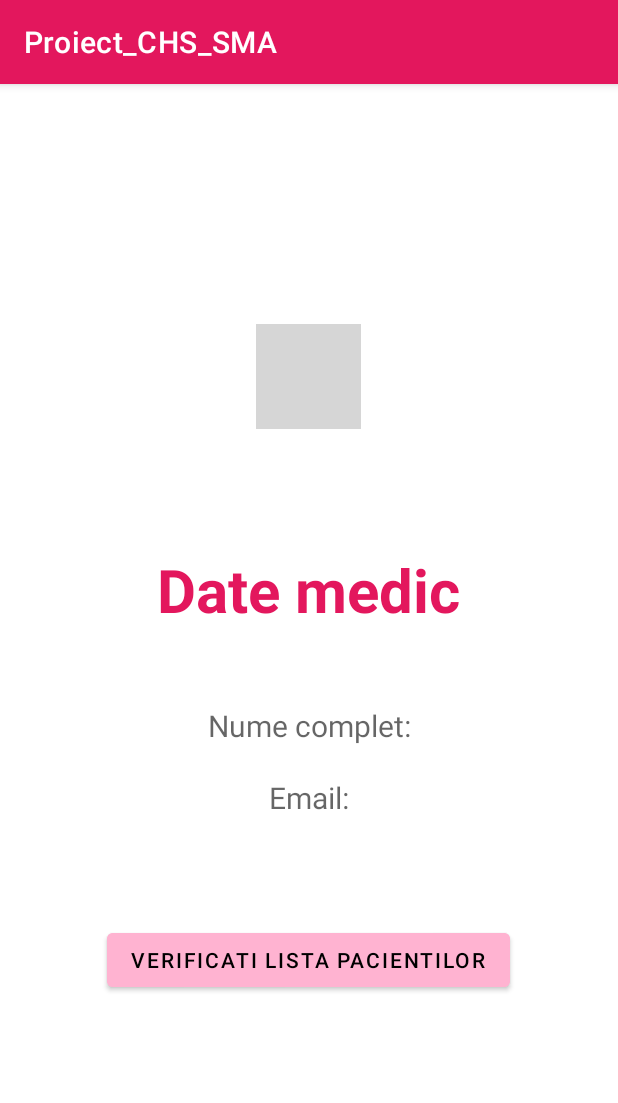
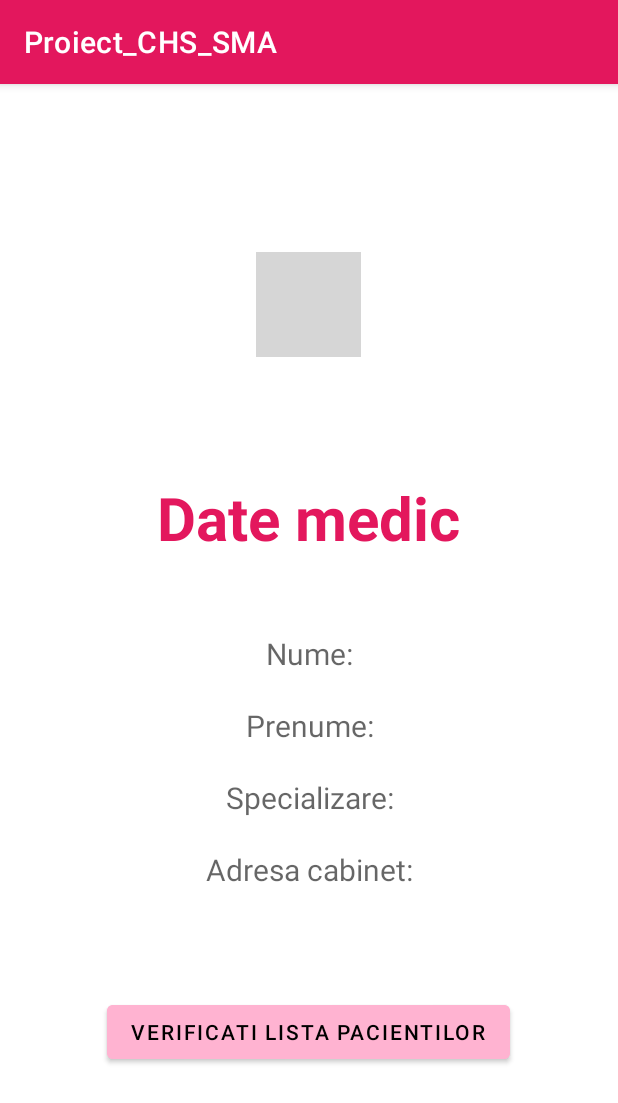
Before and after one commit to ralucaborca/Proiect_CHS_SMA, an Android app: the Doctor_activity screen opened directly, with no data from a screen before it, on a phone screen of 412 x 824 dp. Shown: the top 1103 px of the screen. Run offline under Robolectric (Android 15) with nearby library versions, the phone set to English and light mode, and no system bars; our stand-ins replace Firebase (no records; nobody signed in at launch, a user with empty details on screens opened directly); grey boxes are pictures that could not be loaded.

Commit message:
Added profile doctor!

```diff
--- a/app/src/main/java/com/example/proiect_chs_sma/Doctor_activity.java
+++ b/app/src/main/java/com/example/proiect_chs_sma/Doctor_activity.java
@@ -45,21 +45,27 @@ public class Doctor_activity extends AppCompatActivity {
         databaseReference = FirebaseDatabase.getInstance().getReference("Users");
         userId = user.getUid();
 
-        final TextView fullnameView = findViewById(R.id.nume_prenume);
-        final TextView emailView = findViewById(R.id.email);
+        final TextView nameView = findViewById(R.id.nume);
+        final TextView prenumeView = findViewById(R.id.prenume);
+        final TextView specializareView = findViewById(R.id.specializare);
+        final TextView adresaView = findViewById(R.id.adresa);
 
 
         databaseReference.child(userId).addListenerForSingleValueEvent(new ValueEventListener() {
             @Override
             public void onDataChange(@NonNull DataSnapshot snapshot) {
-                User userprofile = snapshot.getValue(User.class);
+                Doctor_details userprofile = snapshot.getValue(Doctor_details.class);
 
                 if(userprofile != null){
-                    String fullname = userprofile.fullname;
-                    String email = userprofile.email;
+                    String name = userprofile.name;
+                    String prenume = userprofile.prenume;
+                    String specializare = userprofile.specializare;
+                    String adress = userprofile.adresa_cabinet;
 
-                    fullnameView.setText(fullname);
-                    emailView.setText(email);
+                    nameView.setText(name);
+                    prenumeView.setText(prenume);
+                    specializareView.setText(specializare);
+                    adresaView.setText(adress);
                 }
             }
 
@@ -73,7 +79,6 @@ public class Doctor_activity extends AppCompatActivity {
             @Override
             public void onClick(View v) {
                 Intent gotolista = new Intent(Doctor_activity.this,ListaPacienti_activity.class);
-
                 startActivity(gotolista);
             }
         });
--- a/app/src/main/java/com/example/proiect_chs_sma/Doctor_details.java
+++ b/app/src/main/java/com/example/proiect_chs_sma/Doctor_details.java
@@ -44,7 +44,7 @@ public class Doctor_details {
     }
 
     public void setAdresaCabinet(String adresa_cabinet){
-        this.name = adresa_cabinet;
+        this.adresa_cabinet = adresa_cabinet;
     }
 
     public String getEmail() {
--- a/app/src/main/res/layout/activity_doctor.xml
+++ b/app/src/main/res/layout/activity_doctor.xml
@@ -25,22 +25,42 @@
         android:textColor="@color/purple_200"
         android:layout_marginBottom="40dp"/>
     <TextView
-        android:id="@+id/nume_prenume"
+        android:id="@+id/nume"
         android:layout_width="wrap_content"
         android:layout_height="wrap_content"
         android:ems="10"
         android:gravity="center"
-        android:hint="Nume complet:"
+        android:hint="Nume:"
         android:textSize="20dp"
         android:inputType="textEmailAddress"
         android:minHeight="48dp" />
     <TextView
-        android:id="@+id/email"
+        android:id="@+id/prenume"
         android:layout_width="wrap_content"
         android:layout_height="wrap_content"
         android:ems="10"
         android:gravity="center"
-        android:hint="Email:"
+        android:hint="Prenume:"
+        android:textSize="20dp"
+        android:inputType="textEmailAddress"
+        android:minHeight="48dp" />
+    <TextView
+        android:id="@+id/specializare"
+        android:layout_width="wrap_content"
+        android:layout_height="wrap_content"
+        android:ems="10"
+        android:gravity="center"
+        android:hint="Specializare:"
+        android:textSize="20dp"
+        android:inputType="textEmailAddress"
+        android:minHeight="48dp" />
+    <TextView
+        android:id="@+id/adresa"
+        android:layout_width="wrap_content"
+        android:layout_height="wrap_content"
+        android:ems="10"
+        android:gravity="center"
+        android:hint="Adresa cabinet:"
         android:textSize="20dp"
         android:inputType="textEmailAddress"
         android:minHeight="48dp" />
```
Also changed, not shown: app/src/main/java/com/example/proiect_chs_sma/RequestClass.java (deleted, +0 -30 lines).
